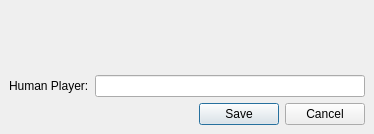
Before: the Qt Designer form src/gui/qt/changehumanplayernamedialog.ui in pokerth/pokerth, drawn with Qt 5.
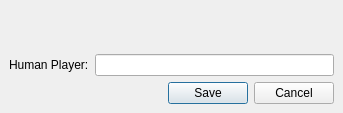
After: the same form once the commit is applied.

What changed in the file:
```diff
--- a/src/gui/qt/changehumanplayernamedialog.ui
+++ b/src/gui/qt/changehumanplayernamedialog.ui
@@ -5,8 +5,8 @@
    <rect>
     <x>0</x>
     <y>0</y>
-    <width>374</width>
-    <height>134</height>
+    <width>343</width>
+    <height>113</height>
    </rect>
   </property>
   <property name="windowTitle" >
@@ -20,7 +20,11 @@
     <number>6</number>
    </property>
    <item row="0" column="0" colspan="2" >
-    <widget class="QLabel" name="label_Message" />
+    <widget class="QLabel" name="label_Message" >
+     <property name="alignment" >
+      <set>Qt::AlignCenter</set>
+     </property>
+    </widget>
    </item>
    <item row="1" column="1" >
     <widget class="QLineEdit" name="lineEdit" />
```
Left out of the diff: 2 changed lines with no effect on the pictures.
